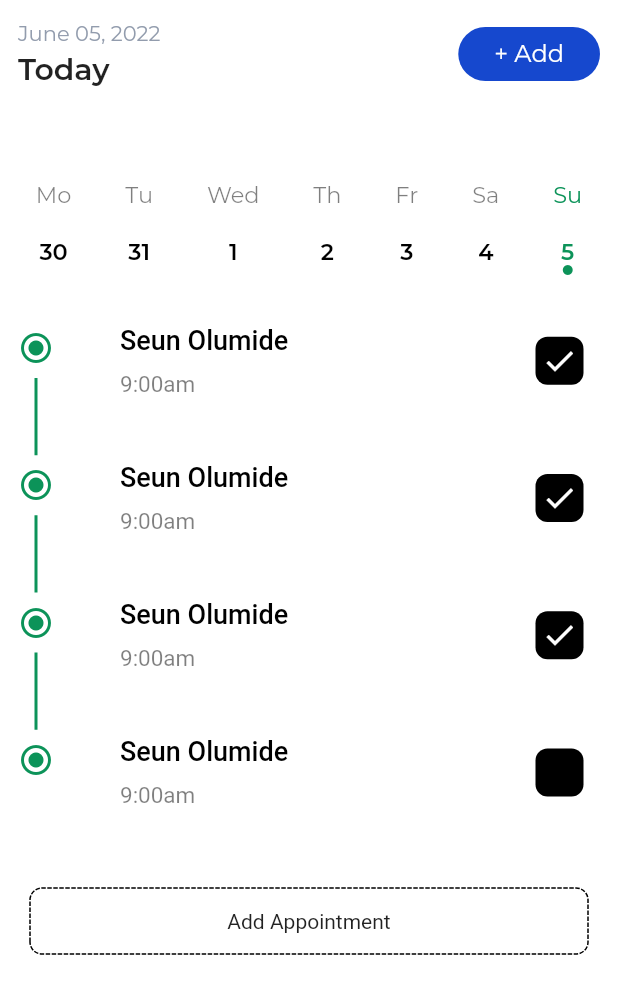
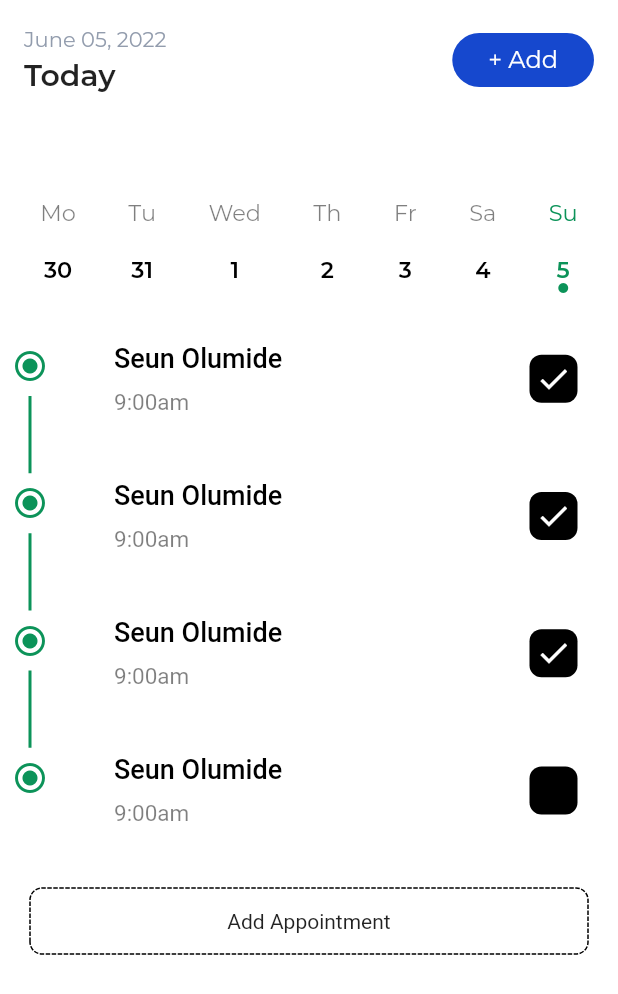
Before and after one commit to Arch-Unique/lox-app-test, a Flutter app: the AddAppointmentPage widget shown alone on an empty page, opened directly, on a phone screen of 412 x 824 dp. Shown: the top 994 px of the screen. Run offline on Flutter 3.47's test engine with Material 2 defaults, Android fonts, the phone set to English and light mode, and no system bars; drawn by our look-alikes of carousel_slider, dotted_border; our stand-ins replace flutter_svg, get.

Commit message:
fix more dimension issues

```diff
--- a/lib/components/calendarpicker.dart
+++ b/lib/components/calendarpicker.dart
@@ -333,7 +333,7 @@ class _CalendarPicker2State extends State<CalendarPicker2> {
                       });
                     },
                     child: Container(
-                      padding: EdgeInsets.all(16),
+                      padding: EdgeInsets.all(8),
                       child: Column(
                         mainAxisSize: MainAxisSize.min,
                         children: [
--- a/lib/pages/addappointment.dart
+++ b/lib/pages/addappointment.dart
@@ -18,25 +18,25 @@ class _AddAppointmentPageState extends State<AddAppointmentPage> {
   Widget build(BuildContext context) {
     return SizedBox(
       height: Get.height - 120,
-      child: Padding(
-        padding: const EdgeInsets.all(4.0),
       child: Column(
         mainAxisSize: MainAxisSize.min,
         children: [
-            Lox.defCalendarHeader(),
+          Padding(
+            padding: const EdgeInsets.all(8.0),
+            child: Lox.defCalendarHeader(),
+          ),
           const SizedBox(
             height: 24,
           ),
           Expanded(child: CalendarPicker2()),
           Padding(
-                padding: EdgeInsets.all(16),
+              padding: EdgeInsets.all(20),
               child: Lox.defDottedButton("Add Appointment")),
           const SizedBox(
             height: 48,
           )
         ],
       ),
-      ),
     );
   }
 }
```
Also changed, not shown: lib/controllers/changeapptpage.dart (+0 -19 lines). Lines whose indentation alone changed are shown as unchanged.
